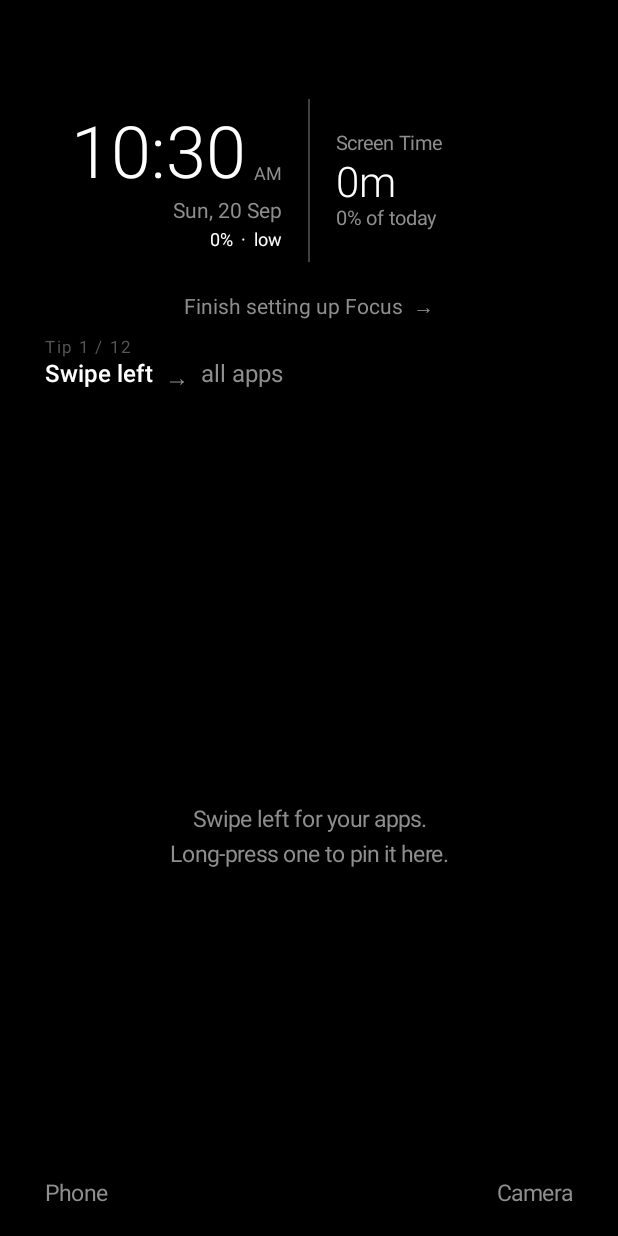
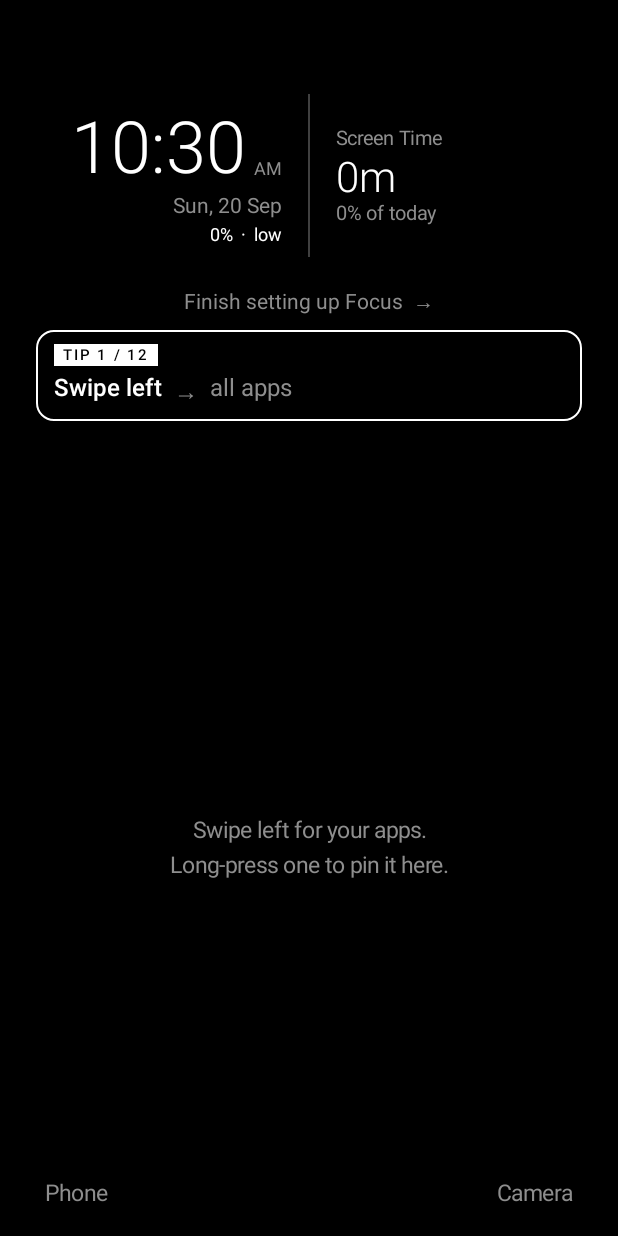
Before and after one commit to ilvar/focus-launcher, an Android app built with Jetpack Compose: the MainActivity screen opened directly, with no data from a screen before it, on a phone screen of 412 x 824 dp. Run offline under Robolectric (Android 15) with nearby library versions, the light colour scheme and no system bars.

Commit message:
tutorial done

```diff
--- a/app/src/main/java/com/focus/launcher/data/AppState.kt
+++ b/app/src/main/java/com/focus/launcher/data/AppState.kt
@@ -20,12 +20,13 @@ enum class Tip(val gesture: String, val result: String) {
     SWIPE_DOWN("Swipe down", "notifications"),
     CLOCK("Long-press the clock", "set its tap"),
     SCREEN_TIME("Tap screen time", "your day"),
-    CORNERS("Long-press a corner", "change it"),
-    DOUBLE_TAP("Double tap", "lock"),
+    CORNERS("Long-press a bottom corner", "change it"),
     SECTIONS("Tap here", "add calendar, music, note"),
     /** Only shown while one of the two sections is on; see `HomeScreen`. */
     SECTION_APPS("Long-press music or note", "pick its app"),
     SETTINGS("Long-press empty space", "settings"),
+    // Last on purpose: it turns the screen off, which would cut any tip after it short.
+    DOUBLE_TAP("Double tap empty space", "lock"),
 }
 
 /** Small bits of launcher state that are not preferences: review reminders and reflection notes. */
--- a/app/src/main/java/com/focus/launcher/ui/drawer/DrawerScreen.kt
+++ b/app/src/main/java/com/focus/launcher/ui/drawer/DrawerScreen.kt
@@ -1,5 +1,6 @@
 package com.focus.launcher.ui.drawer
 
+import androidx.compose.foundation.shape.RoundedCornerShape
 import androidx.compose.animation.core.animateFloatAsState
 import androidx.compose.animation.core.tween
 import androidx.compose.foundation.background
@@ -239,7 +240,10 @@ fun DrawerScreen(
             }
         }
 
-        if (hint != null && !searching) T(hint, Modifier.padding(horizontal = 30.dp, vertical = 6.dp), size = 15.sp, lineHeight = 21.sp)
+        // Framed like the tips on the home page, so it reads as a tip and not as part of the list.
+        if (hint != null && !searching) {
+            T(hint, Modifier.padding(horizontal = 24.dp, vertical = 6.dp).border(1.dp, c.fg, RoundedCornerShape(12.dp)).padding(horizontal = 12.dp, vertical = 9.dp), size = 15.sp, lineHeight = 21.sp)
+        }
 
         var scrubbing by remember { mutableStateOf<Char?>(null) }
         BoxWithConstraints(Modifier.weight(1f).fillMaxWidth()) {
--- a/app/src/main/java/com/focus/launcher/ui/home/HomeScreen.kt
+++ b/app/src/main/java/com/focus/launcher/ui/home/HomeScreen.kt
@@ -1,5 +1,8 @@
 package com.focus.launcher.ui.home
 
+import androidx.compose.foundation.border
+import androidx.compose.foundation.background
+import androidx.compose.foundation.shape.RoundedCornerShape
 import com.focus.launcher.data.Tip
 import androidx.lifecycle.compose.collectAsStateWithLifecycle
 import com.focus.launcher.ui.components.FocusDialog
@@ -228,7 +231,7 @@ fun HomeScreen(
         val bars = WindowInsets.systemBars.asPaddingValues()
         val available = (maxHeight - bars.calculateTopPadding() - bars.calculateBottomPadding()).value
         val textScale = LocalDensity.current.fontScale * settings.textScale
-        val notices = (if (setupIncomplete) 1 else 0) + (if (pendingReview != null) 1 else 0) + (if (tip != null) 2 else 0) // a tip may take two lines
+        val notices = (if (setupIncomplete) 1 else 0) + (if (pendingReview != null) 1 else 0) + (if (tip != null) 3 else 0) // a framed tip is about three notice lines tall
         val rowCount = favorites.size.coerceAtLeast(2) // the empty-state hint is two lines tall
         val eventCount = events.size
         val preferredRing = (maxHeight * if (settings.showCalendar) 0.25f else 0.29f).coerceIn(140.dp, 236.dp)
@@ -302,6 +305,7 @@ fun HomeScreen(
                     timeSize = splitTimeSp.sp,
                     onTap = clockTap,
                     onLongPress = { Graph.state.did(Tip.CLOCK); choosingClockTap = true },
+                    highlight = tip == Tip.CLOCK,
                 ) {
                     if (sideCalendar) {
                         SplitCalendar(
@@ -314,7 +318,7 @@ fun HomeScreen(
                             onRequestAccess = { askCalendar.launch(Manifest.permission.READ_CALENDAR) },
                         )
                     } else {
-                        SplitScreenTime(today, usageAccess, onClick = openScreenTime, onLongPress = { choosingSplitSide = true })
+                        SplitScreenTime(today, usageAccess, onClick = openScreenTime, onLongPress = { choosingSplitSide = true }, highlight = tip == Tip.SCREEN_TIME)
                     }
                 }
             } else {
@@ -324,7 +328,7 @@ fun HomeScreen(
                     ringSize = ring,
                     onTap = clockTap,
                     onLongPress = { Graph.state.did(Tip.CLOCK); choosingClockTap = true },
-                    modifier = if (settings.clockStyle == ClockStyle.RING) Modifier.align(Alignment.CenterHorizontally) else Modifier,
+                    modifier = (if (settings.clockStyle == ClockStyle.RING) Modifier.align(Alignment.CenterHorizontally) else Modifier).tipTarget(tip == Tip.CLOCK, c.fg),
                 )
             }
 
@@ -336,7 +340,7 @@ fun HomeScreen(
                     hasAccess = usageAccess,
                     align = if (ringed) Alignment.CenterHorizontally else settings.homeAlign.horizontal(),
                     onClick = openScreenTime,
-                    modifier = if (ringed) Modifier.align(Alignment.CenterHorizontally) else Modifier,
+                    modifier = (if (ringed) Modifier.align(Alignment.CenterHorizontally) else Modifier).tipTarget(tip == Tip.SCREEN_TIME, c.fg),
                 )
             }
 
@@ -386,6 +390,7 @@ fun HomeScreen(
                     // Nothing playing: the music app of the user's choice; the first tap asks which.
                     onOpenDefault = { apps.firstOrNull { it.key == settings.musicApp }?.let(onLaunch) ?: run { choosingMusicApp = true } },
                     onChoose = { Graph.state.did(Tip.SECTION_APPS); choosingMusicApp = true },
+                    modifier = Modifier.tipTarget(tip == Tip.SECTION_APPS, c.fg),
                 )
             }
             if (settings.showNote) {
@@ -398,6 +403,7 @@ fun HomeScreen(
                     // One page of the app, if a link to it was given; the app itself otherwise.
                     onOpenApp = { noteApp?.let { app -> if (settings.noteLink.isBlank() || !openLink(context, settings.noteLink, app.packageName)) onLaunch(app) } },
                     onLongClick = { Graph.state.did(Tip.SECTION_APPS); noteMenu = true },
+                    modifier = Modifier.tipTarget(tip == Tip.SECTION_APPS, c.fg),
                 )
             }
             if (anySection) Hairline(Modifier.padding(horizontal = 12.dp), c.faint)
@@ -443,6 +449,7 @@ fun HomeScreen(
                         T(
                             shortcutLabel(spec, apps),
                             Modifier
+                                .tipTarget(tip == Tip.CORNERS, c.fg)
                                 .press(onLongClick = { Graph.state.did(Tip.CORNERS); editingShortcut = left }) { launchShortcut(context, spec, apps, onLaunch) }
                                 .padding(vertical = 14.dp, horizontal = 12.dp),
                             size = 15.sp, color = c.dim, maxLines = 1,
@@ -544,15 +551,26 @@ fun HomeScreen(
 }
 
 /**
- * A tip: the gesture in full brightness, what it does next to it, quieter. Short enough for one
+ * A tip, framed so that it cannot be mistaken for part of the home screen: the gesture in full brightness, what it does next to it, quieter. Short enough for one
  * line; if a large text size makes it longer it wraps, it is never cut off. A tap skips it.
  */
 @Composable
 private fun TipLine(tip: Tip, onClick: () -> Unit) {
     val c = LocalFocusColors.current
-    Column(Modifier.fillMaxWidth().press(onClick = onClick).padding(horizontal = 12.dp, vertical = 6.dp)) {
-        T("Tip ${tip.ordinal + 1} / ${Tip.entries.size}", size = 11.sp, color = c.faint, letterSpacing = 1.2.sp, maxLines = 1)
-        VSpace(2.dp)
+    Column(
+        Modifier
+            .fillMaxWidth()
+            .padding(horizontal = 6.dp, vertical = 4.dp)
+            .border(1.dp, c.fg, RoundedCornerShape(12.dp))
+            .press(onClick = onClick)
+            .padding(horizontal = 12.dp, vertical = 9.dp),
+    ) {
+        T(
+            "TIP ${tip.ordinal + 1} / ${Tip.entries.size}",
+            Modifier.background(c.fg).padding(horizontal = 6.dp, vertical = 1.dp),
+            size = 10.sp, color = c.bg, weight = FontWeight.Medium, letterSpacing = 1.2.sp, maxLines = 1,
+        )
+        VSpace(5.dp)
         Row(verticalAlignment = Alignment.Top) {
             T(tip.gesture, size = 16.sp, weight = FontWeight.Medium, maxLines = 1)
             T("  →  ", size = 16.sp, color = c.dim, maxLines = 1)
--- a/app/src/main/java/com/focus/launcher/ui/home/HomeWidgets.kt
+++ b/app/src/main/java/com/focus/launcher/ui/home/HomeWidgets.kt
@@ -1,5 +1,7 @@
 package com.focus.launcher.ui.home
 
+import androidx.compose.foundation.border
+import androidx.compose.foundation.shape.RoundedCornerShape
 import androidx.compose.runtime.key
 import android.os.SystemClock
 import androidx.compose.foundation.layout.offset
@@ -103,6 +105,12 @@ import java.time.format.TextStyle as JavaTextStyle
 import java.util.Locale
 import kotlin.math.cos
 import kotlin.math.sin
+
+/**
+ * Marks what the current tip is about: a thin outline in the text colour, there for as long as the
+ * tip is. Still, not pulsing: nothing on the home screen moves by itself.
+ */
+fun Modifier.tipTarget(on: Boolean, color: Color): Modifier = if (on) border(1.dp, color, RoundedCornerShape(12.dp)) else this
 
 /** The user's locale, read so that a language change recomposes whatever formats text with it. */
 @Composable
@@ -285,6 +293,8 @@ fun SplitClockRow(
     onTap: () -> Unit,
     onLongPress: () -> Unit,
     modifier: Modifier = Modifier,
+    /** Outline the clock half: a tip is pointing at it. */
+    highlight: Boolean = false,
     side: @Composable () -> Unit,
 ) {
     val c = LocalFocusColors.current
@@ -313,6 +323,7 @@ fun SplitClockRow(
         Column(
             Modifier
                 .weight(1f)
+                .tipTarget(highlight, c.fg)
                 .press(onLongClick = onLongPress, onClick = onTap)
                 .padding(start = 12.dp, end = 18.dp, top = 8.dp, bottom = 8.dp),
             horizontalAlignment = Alignment.End,
@@ -340,11 +351,12 @@ fun SplitClockRow(
 
 /** Right half of the split clock: today's screen time. */
 @Composable
-fun SplitScreenTime(today: DayUsage?, hasAccess: Boolean, onClick: () -> Unit, onLongPress: () -> Unit) {
+fun SplitScreenTime(today: DayUsage?, hasAccess: Boolean, onClick: () -> Unit, onLongPress: () -> Unit, highlight: Boolean = false) {
     val c = LocalFocusColors.current
     Column(
         Modifier
             .fillMaxWidth()
+            .tipTarget(highlight, c.fg)
             .press(onLongClick = onLongPress, onClick = onClick)
             .padding(start = 18.dp, end = 12.dp, top = 8.dp, bottom = 8.dp),
     ) {
```
Also changed, not shown: 2 other files.
